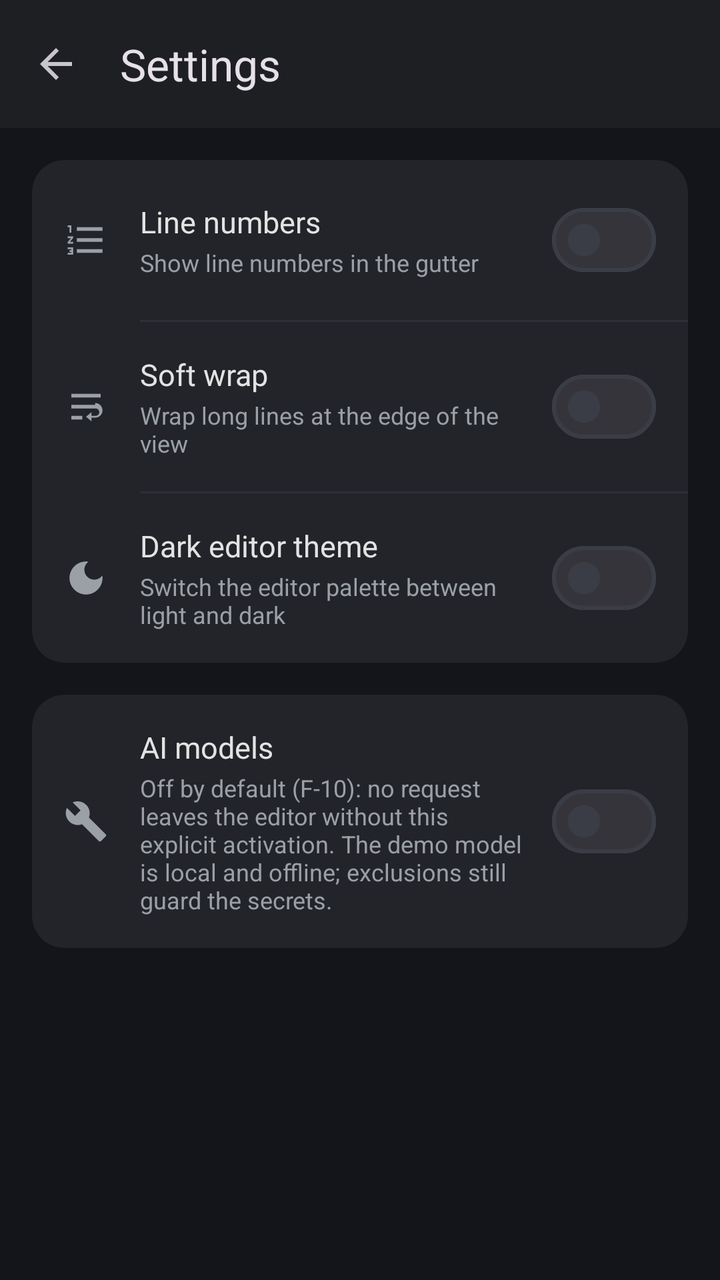
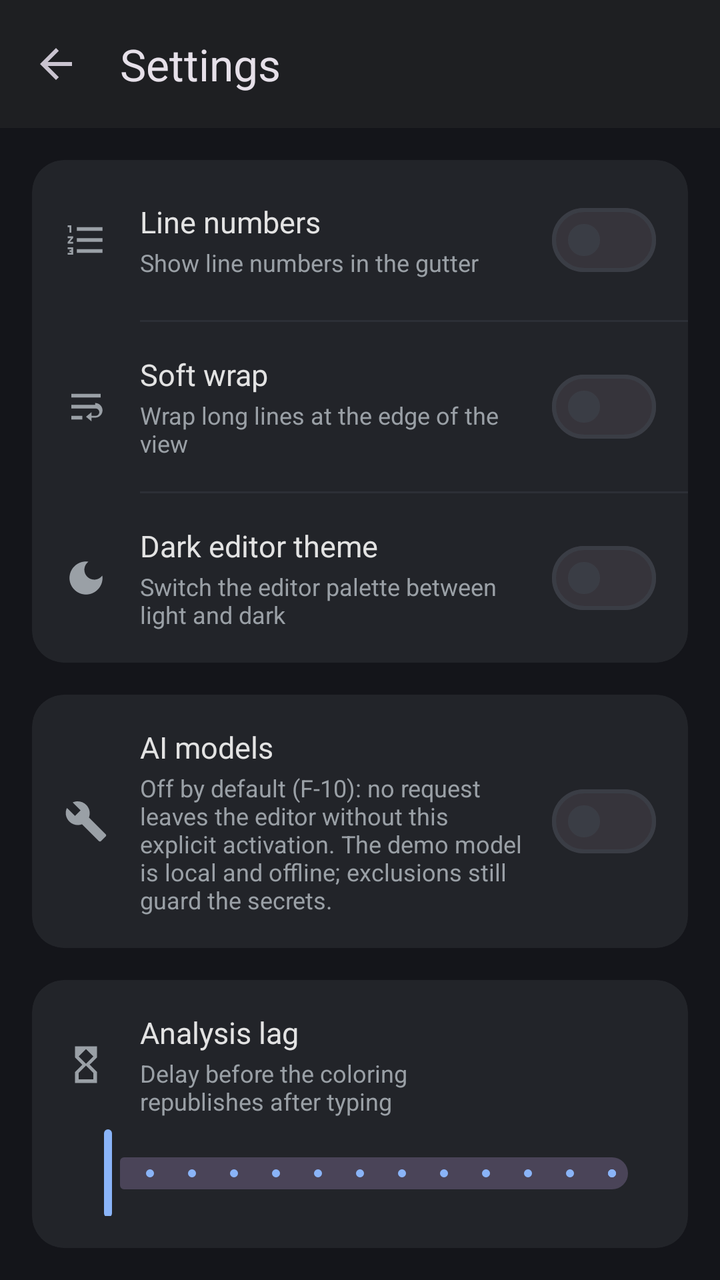

Before-and-after screenshots of an Android layout around one commit, followed by the original layout XML and the change that was made.
<!-- AndroidManifest.xml: application theme Theme.Celeris -->
<!-- res/layout/activity_settings.xml -->
<?xml version="1.0" encoding="utf-8"?>
<LinearLayout xmlns:android="http://schemas.android.com/apk/res/android"
    xmlns:app="http://schemas.android.com/apk/res-auto"
    android:id="@+id/racine_reglages"
    android:layout_width="match_parent"
    android:layout_height="match_parent"
    android:orientation="vertical">

    <com.google.android.material.appbar.AppBarLayout
        android:layout_width="match_parent"
        android:layout_height="wrap_content"
        android:background="@color/surface"
        app:elevation="0dp">

        <com.google.android.material.appbar.MaterialToolbar
            android:id="@+id/barre_reglages"
            android:layout_width="match_parent"
            android:layout_height="?attr/actionBarSize"
            app:navigationContentDescription="@string/action_retour"
            app:navigationIcon="@drawable/ic_retour"
            app:title="@string/titre_reglages" />
    </com.google.android.material.appbar.AppBarLayout>

    <com.google.android.material.card.MaterialCardView
        android:layout_width="match_parent"
        android:layout_height="wrap_content"
        android:layout_margin="16dp"
        app:cardBackgroundColor="@color/surface_contenant_bas"
        app:cardCornerRadius="16dp"
        app:cardElevation="0dp"
        app:strokeWidth="0dp">

        <LinearLayout
            android:layout_width="match_parent"
            android:layout_height="wrap_content"
            android:orientation="vertical">

            <LinearLayout
                android:layout_width="match_parent"
                android:layout_height="wrap_content"
                android:gravity="center_vertical"
                android:orientation="horizontal"
                android:padding="16dp">

                <ImageView
                    android:layout_width="22dp"
                    android:layout_height="22dp"
                    android:contentDescription="@null"
                    android:src="@drawable/ic_numeros"
                    app:tint="@color/encre_douce" />

                <LinearLayout
                    android:layout_width="0dp"
                    android:layout_height="wrap_content"
                    android:layout_marginStart="16dp"
                    android:layout_weight="1"
                    android:orientation="vertical">

                    <TextView
                        android:layout_width="match_parent"
                        android:layout_height="wrap_content"
                        android:text="@string/reglage_numeros"
                        android:textColor="@color/encre"
                        android:textSize="15sp" />

                    <TextView
                        android:layout_width="match_parent"
                        android:layout_height="wrap_content"
                        android:layout_marginTop="2dp"
                        android:text="@string/desc_numeros"
                        android:textColor="@color/encre_douce"
                        android:textSize="12sp" />
                </LinearLayout>

                <com.google.android.material.materialswitch.MaterialSwitch
                    android:id="@+id/interrupteur_numeros"
                    android:layout_width="wrap_content"
                    android:layout_height="wrap_content"
                    android:layout_marginStart="12dp" />
            </LinearLayout>

            <View
                android:layout_width="match_parent"
                android:layout_height="1dp"
                android:layout_marginStart="54dp"
                android:background="@color/contour_doux" />

            <LinearLayout
                android:layout_width="match_parent"
                android:layout_height="wrap_content"
                android:gravity="center_vertical"
                android:orientation="horizontal"
                android:padding="16dp">

                <ImageView
                    android:layout_width="22dp"
                    android:layout_height="22dp"
                    android:contentDescription="@null"
                    android:src="@drawable/ic_retour_ligne"
                    app:tint="@color/encre_douce" />

                <LinearLayout
                    android:layout_width="0dp"
                    android:layout_height="wrap_content"
                    android:layout_marginStart="16dp"
                    android:layout_weight="1"
                    android:orientation="vertical">

                    <TextView
                        android:layout_width="match_parent"
                        android:layout_height="wrap_content"
                        android:text="@string/reglage_retour"
                        android:textColor="@color/encre"
                        android:textSize="15sp" />

                    <TextView
                        android:layout_width="match_parent"
                        android:layout_height="wrap_content"
                        android:layout_marginTop="2dp"
                        android:text="@string/desc_retour"
                        android:textColor="@color/encre_douce"
                        android:textSize="12sp" />
                </LinearLayout>

                <com.google.android.material.materialswitch.MaterialSwitch
                    android:id="@+id/interrupteur_retour"
                    android:layout_width="wrap_content"
                    android:layout_height="wrap_content"
                    android:layout_marginStart="12dp" />
            </LinearLayout>

            <View
                android:layout_width="match_parent"
                android:layout_height="1dp"
                android:layout_marginStart="54dp"
                android:background="@color/contour_doux" />

            <LinearLayout
                android:layout_width="match_parent"
                android:layout_height="wrap_content"
                android:gravity="center_vertical"
                android:orientation="horizontal"
                android:padding="16dp">

                <ImageView
                    android:layout_width="22dp"
                    android:layout_height="22dp"
                    android:contentDescription="@null"
                    android:src="@drawable/ic_sombre"
                    app:tint="@color/encre_douce" />

                <LinearLayout
                    android:layout_width="0dp"
                    android:layout_height="wrap_content"
                    android:layout_marginStart="16dp"
                    android:layout_weight="1"
                    android:orientation="vertical">

                    <TextView
                        android:layout_width="match_parent"
                        android:layout_height="wrap_content"
                        android:text="@string/reglage_theme"
                        android:textColor="@color/encre"
                        android:textSize="15sp" />

                    <TextView
                        android:layout_width="match_parent"
                        android:layout_height="wrap_content"
                        android:layout_marginTop="2dp"
                        android:text="@string/desc_theme"
                        android:textColor="@color/encre_douce"
                        android:textSize="12sp" />
                </LinearLayout>

                <com.google.android.material.materialswitch.MaterialSwitch
                    android:id="@+id/interrupteur_theme"
                    android:layout_width="wrap_content"
                    android:layout_height="wrap_content"
                    android:layout_marginStart="12dp" />
            </LinearLayout>
        </LinearLayout>
    </com.google.android.material.card.MaterialCardView>

    <com.google.android.material.card.MaterialCardView
        android:layout_width="match_parent"
        android:layout_height="wrap_content"
        android:layout_marginStart="16dp"
        android:layout_marginEnd="16dp"
        android:layout_marginBottom="16dp"
        app:cardBackgroundColor="@color/surface_contenant_bas"
        app:cardCornerRadius="16dp"
        app:cardElevation="0dp"
        app:strokeWidth="0dp">

        <LinearLayout
            android:layout_width="match_parent"
            android:layout_height="wrap_content"
            android:gravity="center_vertical"
            android:orientation="horizontal"
            android:padding="16dp">

            <ImageView
                android:layout_width="22dp"
                android:layout_height="22dp"
                android:contentDescription="@null"
                android:src="@drawable/ic_corriger"
                app:tint="@color/encre_douce" />

            <LinearLayout
                android:layout_width="0dp"
                android:layout_height="wrap_content"
                android:layout_marginStart="16dp"
                android:layout_weight="1"
                android:orientation="vertical">

                <TextView
                    android:layout_width="match_parent"
                    android:layout_height="wrap_content"
                    android:text="@string/reglage_ia"
                    android:textColor="@color/encre"
                    android:textSize="15sp" />

                <TextView
                    android:layout_width="match_parent"
                    android:layout_height="wrap_content"
                    android:layout_marginTop="2dp"
                    android:text="@string/desc_ia"
                    android:textColor="@color/encre_douce"
                    android:textSize="12sp" />
            </LinearLayout>

            <com.google.android.material.materialswitch.MaterialSwitch
                android:id="@+id/interrupteur_ia"
                android:layout_width="wrap_content"
                android:layout_height="wrap_content"
                android:layout_marginStart="12dp" />
        </LinearLayout>
    </com.google.android.material.card.MaterialCardView>

</LinearLayout>
<!-- resources referenced by this layout -->
<resources>
  <color name="contour_doux">#2C2F36</color>
  <color name="encre">#E3E3E3</color>
  <color name="encre_douce">#9AA0A6</color>
  <color name="surface">#1E1F22</color>
  <color name="surface_contenant_bas">#222429</color>
  <!-- drawable ic_retour (drawable) -->
  <vector xmlns:android="http://schemas.android.com/apk/res/android"
      android:width="24dp"
      android:height="24dp"
      android:viewportWidth="24"
      android:viewportHeight="24"
      android:tint="?attr/colorControlNormal">
      <path
          android:fillColor="@android:color/white"
          android:pathData="M20,11H7.83l5.59,-5.59L12,4l-8,8 8,8 1.41,-1.41L7.83,13H20v-2z" />
  </vector>
  <!-- drawable ic_retour_ligne (drawable) -->
  <vector xmlns:android="http://schemas.android.com/apk/res/android"
      android:width="24dp"
      android:height="24dp"
      android:viewportWidth="24"
      android:viewportHeight="24"
      android:tint="?attr/colorControlNormal">
      <path
          android:fillColor="@android:color/white"
          android:pathData="M4,19h6v-2H4v2zM20,5H4v2h16L20,5zM17,11H4v2h13.25c1.1,0 2,0.9 2,2s-0.9,2 -2,2L15,17v-2l-3,2.5 3,2.5L15,18h2c2.21,0 4,-1.79 4,-4s-1.79,-4 -4,-4z" />
  </vector>
  <string name="action_retour">Back</string>
  <string name="desc_ia">Off by default (F-10): no request leaves the editor without this explicit activation. The demo model is local and offline; exclusions still guard the secrets.</string>
  <string name="desc_numeros">Show line numbers in the gutter</string>
  <string name="desc_retour">Wrap long lines at the edge of the view</string>
  <string name="desc_theme">Switch the editor palette between light and dark</string>
  <string name="reglage_ia">AI models</string>
  <string name="reglage_numeros">Line numbers</string>
  <string name="reglage_retour">Soft wrap</string>
  <string name="reglage_theme">Dark editor theme</string>
  <string name="titre_reglages">Settings</string>
  <style name="Theme.Celeris" parent="Theme.Celeris.Base" />
  <color name="primaire">#8AB4F8</color>
  <color name="sur_primaire">#14243E</color>
  <color name="primaire_contenant">#2D4A7A</color>
  <color name="sur_primaire_contenant">#DCE7FB</color>
  <color name="secondaire">#7FDBCA</color>
  <color name="sur_secondaire">#0E2A26</color>
  <color name="fond">#14151A</color>
  <color name="surface_variante">#26282E</color>
  <color name="contour">#3A3D45</color>
  <!-- unchanged entries left out for length: 4 -->
</resources>

<!-- the commit's change to res/layout/activity_settings.xml (unified diff, before → after) -->
@@ -237,4 +237,125 @@
         </LinearLayout>
     </com.google.android.material.card.MaterialCardView>
 
+    
+    <com.google.android.material.card.MaterialCardView
+        android:layout_width="match_parent"
+        android:layout_height="wrap_content"
+        android:layout_marginStart="16dp"
+        android:layout_marginEnd="16dp"
+        android:layout_marginBottom="16dp"
+        app:cardBackgroundColor="@color/surface_contenant_bas"
+        app:cardCornerRadius="16dp"
+        app:cardElevation="0dp"
+        app:strokeWidth="0dp">
+
+        <LinearLayout
+            android:layout_width="match_parent"
+            android:layout_height="wrap_content"
+            android:orientation="vertical"
+            android:padding="16dp">
+
+            <LinearLayout
+                android:layout_width="match_parent"
+                android:layout_height="wrap_content"
+                android:gravity="center_vertical"
+                android:orientation="horizontal">
+
+                <ImageView
+                    android:layout_width="22dp"
+                    android:layout_height="22dp"
+                    android:contentDescription="@null"
+                    android:src="@drawable/ic_lenteur"
+                    app:tint="@color/encre_douce" />
+
+                <LinearLayout
+                    android:layout_width="0dp"
+                    android:layout_height="wrap_content"
+                    android:layout_marginStart="16dp"
+                    android:layout_weight="1"
+                    android:orientation="vertical">
+
+                    <TextView
+                        android:layout_width="match_parent"
+                        android:layout_height="wrap_content"
+                        android:text="@string/reglage_lenteur"
+                        android:textColor="@color/encre"
+                        android:textSize="15sp" />
+
+                    <TextView
+                        android:layout_width="match_parent"
+                        android:layout_height="wrap_content"
+                        android:layout_marginTop="2dp"
+                        android:text="@string/desc_lenteur"
+                        android:textColor="@color/encre_douce"
+                        android:textSize="12sp" />
+                </LinearLayout>
+
+                <TextView
+                    android:id="@+id/valeur_lenteur"
+                    android:layout_width="wrap_content"
+                    android:layout_height="wrap_content"
+                    android:layout_marginStart="12dp"
+                    android:fontFamily="monospace"
+                    android:minWidth="56dp"
+                    android:textAlignment="viewEnd"
+                    android:textColor="@color/encre_douce"
+                    android:textSize="13sp" />
+            </LinearLayout>
+
+            <com.google.android.material.slider.Slider
+                android:id="@+id/curseur_lenteur"
+                android:layout_width="match_parent"
+                android:layout_height="wrap_content"
+                android:layout_marginTop="4dp"
+                android:stepSize="50"
+                android:valueFrom="0"
+                android:valueTo="600" />
+
+            <LinearLayout
+                android:layout_width="match_parent"
+                android:layout_height="wrap_content"
+                android:layout_marginTop="8dp"
+                android:gravity="center_vertical"
+                android:orientation="horizontal">
+
+                <ImageView
+                    android:layout_width="22dp"
+                    android:layout_height="22dp"
+                    android:contentDescription="@null"
+                    android:src="@drawable/ic_surimpression"
+                    app:tint="@color/encre_douce" />
+
+                <LinearLayout
+                    android:layout_width="0dp"
+                    android:layout_height="wrap_content"
+                    android:layout_marginStart="16dp"
+                    android:layout_weight="1"
+                    android:orientation="vertical">
+
+                    <TextView
+                        android:layout_width="match_parent"
+                        android:layout_height="wrap_content"
+                        android:text="@string/reglage_surimpression"
+                        android:textColor="@color/encre"
+                        android:textSize="15sp" />
+
+                    <TextView
+                        android:layout_width="match_parent"
+                        android:layout_height="wrap_content"
+                        android:layout_marginTop="2dp"
+                        android:text="@string/desc_surimpression"
+                        android:textColor="@color/encre_douce"
+                        android:textSize="12sp" />
+                </LinearLayout>
+
+                <com.google.android.material.materialswitch.MaterialSwitch
+                    android:id="@+id/interrupteur_surimpression"
+                    android:layout_width="wrap_content"
+                    android:layout_height="wrap_content"
+                    android:layout_marginStart="12dp" />
+            </LinearLayout>
+        </LinearLayout>
+    </com.google.android.material.card.MaterialCardView>
+
 </LinearLayout>
<!-- resource entries referenced after the edit -->
@@ -5,6 +5,17 @@
   <color name="encre_douce">#9AA0A6</color>
   <color name="surface">#1E1F22</color>
   <color name="surface_contenant_bas">#222429</color>
+  <!-- drawable ic_lenteur (drawable) -->
+  <vector xmlns:android="http://schemas.android.com/apk/res/android"
+      android:width="24dp"
+      android:height="24dp"
+      android:viewportWidth="24"
+      android:viewportHeight="24"
+      android:tint="?attr/colorControlNormal">
+      <path
+          android:fillColor="@android:color/white"
+          android:pathData="M6,2v6h0.01L6,8.01 10,12l-4,4 0.01,0.01H6V22h12v-5.99h-0.01L18,16l-4,-4 4,-3.99 -0.01,-0.01H18V2H6zM16,16.5V20H8v-3.5l4,-4 4,4zM8,7.5l4,-4 4,4 -4,4 -4,-4z" />
+  </vector>
   <!-- drawable ic_retour (drawable) -->
   <vector xmlns:android="http://schemas.android.com/apk/res/android"
       android:width="24dp"
@@ -27,14 +38,29 @@
           android:fillColor="@android:color/white"
           android:pathData="M4,19h6v-2H4v2zM20,5H4v2h16L20,5zM17,11H4v2h13.25c1.1,0 2,0.9 2,2s-0.9,2 -2,2L15,17v-2l-3,2.5 3,2.5L15,18h2c2.21,0 4,-1.79 4,-4s-1.79,-4 -4,-4z" />
   </vector>
+  <!-- drawable ic_surimpression (drawable) -->
+  <vector xmlns:android="http://schemas.android.com/apk/res/android"
+      android:width="24dp"
+      android:height="24dp"
+      android:viewportWidth="24"
+      android:viewportHeight="24"
+      android:tint="?attr/colorControlNormal">
+      <path
+          android:fillColor="@android:color/white"
+          android:pathData="M11.99,18.54l-7.37,-5.73L3,14.07l9,7 9,-7 -1.63,-1.27 -7.37,5.74zM12,16l7.36,-5.73L21,9l-9,-7 -9,7 1.63,1.27L12,16z" />
+  </vector>
   <string name="action_retour">Back</string>
   <string name="desc_ia">Off by default (F-10): no request leaves the editor without this explicit activation. The demo model is local and offline; exclusions still guard the secrets.</string>
+  <string name="desc_lenteur">Delay before the coloring republishes after typing</string>
   <string name="desc_numeros">Show line numbers in the gutter</string>
   <string name="desc_retour">Wrap long lines at the edge of the view</string>
+  <string name="desc_surimpression">Show font size, gutter width and discolored frames over the scene</string>
   <string name="desc_theme">Switch the editor palette between light and dark</string>
   <string name="reglage_ia">AI models</string>
+  <string name="reglage_lenteur">Analysis lag</string>
   <string name="reglage_numeros">Line numbers</string>
   <string name="reglage_retour">Soft wrap</string>
+  <string name="reglage_surimpression">Diagnostic overlay</string>
   <string name="reglage_theme">Dark editor theme</string>
   <string name="titre_reglages">Settings</string>
   <style name="Theme.Celeris" parent="Theme.Celeris.Base" />
